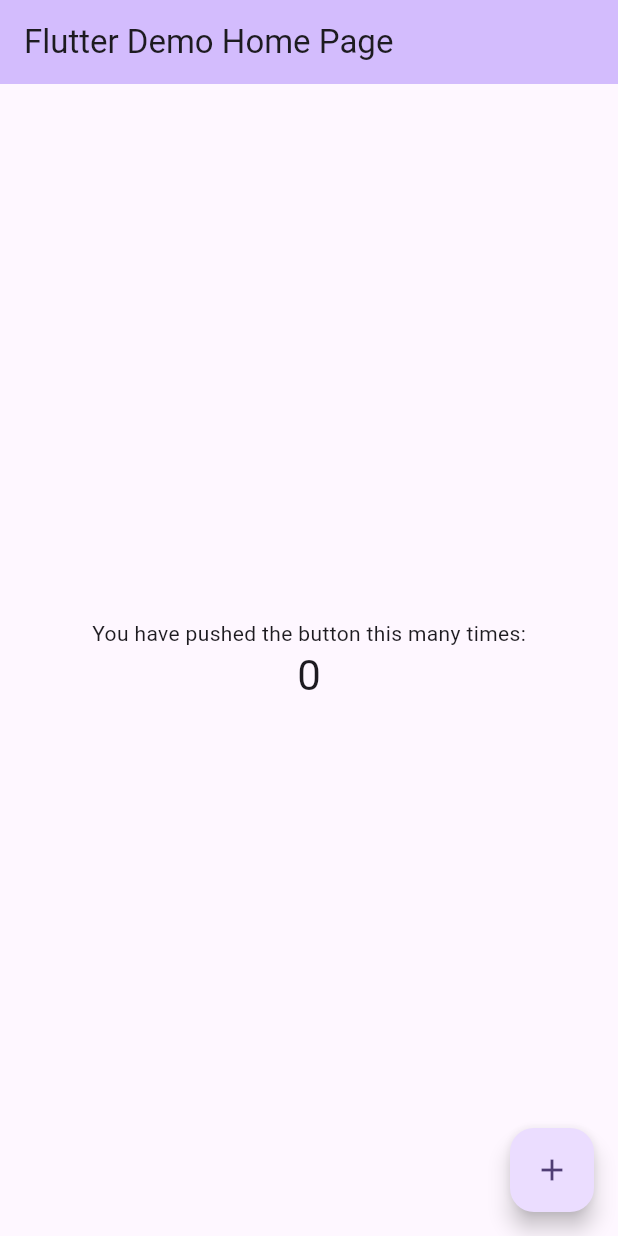
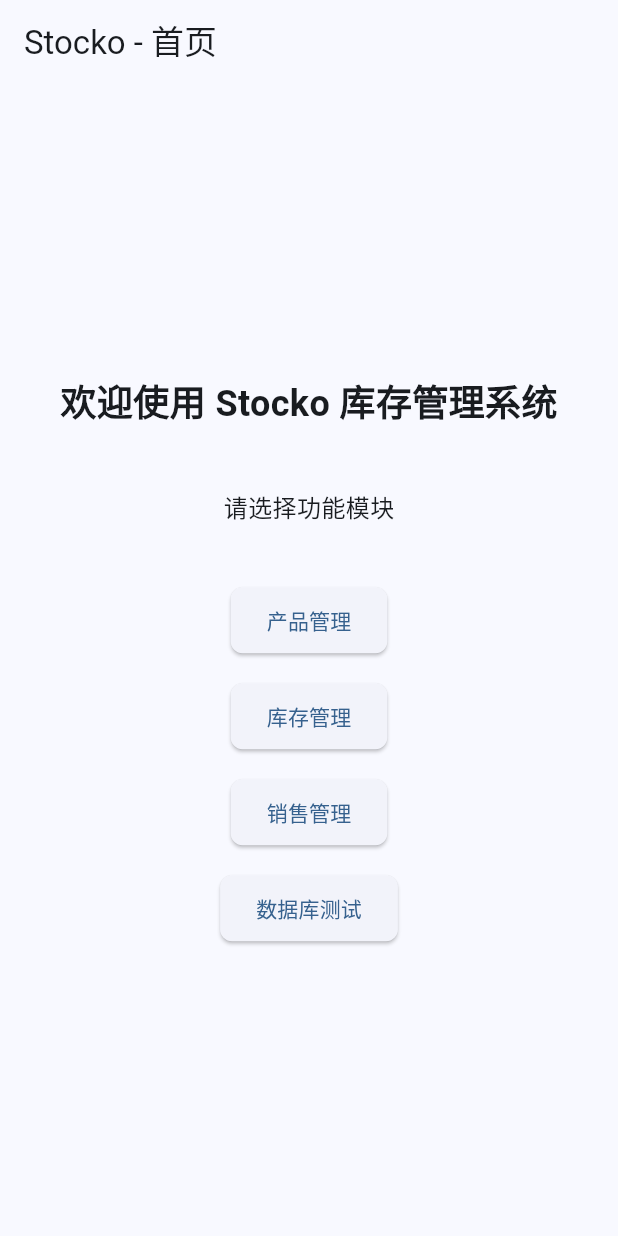
Before and after one commit to tianli34/stocko_app, a Flutter app: the screen it shows after launch, on a phone screen of 412 x 824 dp. Run offline on Flutter 3.47's test engine with Material 3 defaults, Android fonts, the phone set to English and light mode, and no system bars; our stand-ins replace drift, flutter_riverpod, go_router, riverpod_annotation; accounts and stored records are empty; generated files the repository leaves out were written again.

Commit message:
Stage 1: Construction of the Core Foundation Layer (core/)

```diff
--- a/lib/app.dart
+++ b/lib/app.dart
@@ -1,43 +1,22 @@
 import 'package:flutter/material.dart';
 import 'package:flutter_riverpod/flutter_riverpod.dart';
-import 'package:go_router/go_router.dart';
+import 'core/router/router_provider.dart';
+import 'core/theme/theme_provider.dart';
 
-// 临时的路由配置，您可以根据需要修改
-final goRouterProvider = Provider<GoRouter>((ref) {
-  return GoRouter(
-    routes: [
-      GoRoute(
-        path: '/',
-        builder: (context, state) => const Scaffold(
-          body: Center(
-            child: Text('Welcome to Stocko App'),
-          ),
-        ),
-      ),
-    ],
-  );
-});
-
-// 临时的主题 Provider，您可以根据需要修改
-final themeProvider = Provider<ThemeData>((ref) {
-  return ThemeData(
-    colorScheme: ColorScheme.fromSeed(seedColor: Colors.deepPurple),
-    useMaterial3: true,
-  );
-});
-
-class App extends ConsumerWidget {
-  const App({super.key});
+class StockoApp extends ConsumerWidget {
+  const StockoApp({super.key});
 
   @override
   Widget build(BuildContext context, WidgetRef ref) {
-    final router = ref.watch(goRouterProvider);
-    final theme = ref.watch(themeProvider);
+    final router = ref.watch(routerProvider);
 
     return MaterialApp.router(
-      title: 'Stocko App',
-      theme: theme,
+      title: 'Stocko 库存管理系统',
+      theme: AppTheme.lightTheme,
+      darkTheme: AppTheme.darkTheme,
+      themeMode: ThemeMode.system,
       routerConfig: router,
+      debugShowCheckedModeBanner: false,
     );
   }
 }
--- /dev/null
+++ b/lib/core/router/router_provider.dart
@@ -0,0 +1,137 @@
+import 'package:flutter/material.dart';
+import 'package:go_router/go_router.dart';
+import 'package:flutter_riverpod/flutter_riverpod.dart';
+import '../constants/app_routes.dart';
+import '../../features/test/test_page.dart';
+
+// GoRouter Provider
+final routerProvider = Provider<GoRouter>((ref) {
+  return GoRouter(
+    initialLocation: AppRoutes.home,
+    routes: [
+      GoRoute(
+        path: AppRoutes.home,
+        name: 'home',
+        builder: (context, state) => Scaffold(
+          appBar: AppBar(title: const Text('Stocko - 首页')),
+          body: Center(
+            child: Column(
+              mainAxisAlignment: MainAxisAlignment.center,
+              children: [
+                const Text(
+                  '欢迎使用 Stocko 库存管理系统',
+                  style: TextStyle(fontSize: 24, fontWeight: FontWeight.bold),
+                ),
+                const SizedBox(height: 40),
+                const Text('请选择功能模块', style: TextStyle(fontSize: 16)),
+                const SizedBox(height: 40),
+                ElevatedButton(
+                  onPressed: () => context.go(AppRoutes.products),
+                  child: const Text('产品管理'),
+                ),
+                const SizedBox(height: 16),
+                ElevatedButton(
+                  onPressed: () => context.go(AppRoutes.inventory),
+                  child: const Text('库存管理'),
+                ),
+                const SizedBox(height: 16),
+                ElevatedButton(
+                  onPressed: () => context.go(AppRoutes.sales),
+                  child: const Text('销售管理'),
+                ),
+                const SizedBox(height: 16),
+                ElevatedButton(
+                  onPressed: () => context.go(AppRoutes.test),
+                  child: const Text('数据库测试'),
+                ),
+              ],
+            ),
+          ),
+        ),
+      ),
+      GoRoute(
+        path: AppRoutes.products,
+        name: 'products',
+        builder: (context, state) => Scaffold(
+          appBar: AppBar(title: const Text('产品管理')),
+          body: Center(
+            child: Column(
+              mainAxisAlignment: MainAxisAlignment.center,
+              children: [
+                const Placeholder(child: Text('产品管理页面')),
+                const SizedBox(height: 20),
+                ElevatedButton(
+                  onPressed: () => context.go(AppRoutes.home),
+                  child: const Text('返回首页'),
+                ),
+              ],
+            ),
+          ),
+        ),
+      ),
+      GoRoute(
+        path: AppRoutes.inventory,
+        name: 'inventory',
+        builder: (context, state) => Scaffold(
+          appBar: AppBar(title: const Text('库存管理')),
+          body: Center(
+            child: Column(
+              mainAxisAlignment: MainAxisAlignment.center,
+              children: [
+                const Placeholder(child: Text('库存管理页面')),
+                const SizedBox(height: 20),
+                ElevatedButton(
+                  onPressed: () => context.go(AppRoutes.home),
+                  child: const Text('返回首页'),
+                ),
+              ],
+            ),
+          ),
+        ),
+      ),
+      GoRoute(
+        path: AppRoutes.sales,
+        name: 'sales',
+        builder: (context, state) => Scaffold(
+          appBar: AppBar(title: const Text('销售管理')),
+          body: Center(
+            child: Column(
+              mainAxisAlignment: MainAxisAlignment.center,
+              children: [
+                const Placeholder(child: Text('销售管理页面')),
+                const SizedBox(height: 20),
+                ElevatedButton(
+                  onPressed: () => context.go(AppRoutes.home),
+                  child: const Text('返回首页'),
+                ),
+              ],
+            ),
+          ),
+        ),
+      ),
+      GoRoute(
+        path: AppRoutes.test,
+        name: 'test',
+        builder: (context, state) => const TestPage(),
+      ),
+    ],
+    errorBuilder: (context, state) => Scaffold(
+      appBar: AppBar(title: const Text('页面未找到')),
+      body: Center(
+        child: Column(
+          mainAxisAlignment: MainAxisAlignment.center,
+          children: [
+            const Icon(Icons.error_outline, size: 64, color: Colors.red),
+            const SizedBox(height: 16),
+            Text('错误: ${state.error}'),
+            const SizedBox(height: 16),
+            ElevatedButton(
+              onPressed: () => context.go(AppRoutes.home),
+              child: const Text('返回首页'),
+            ),
+          ],
+        ),
+      ),
+    ),
+  );
+});
--- /dev/null
+++ b/lib/core/shared_widgets/shared_widgets.dart
@@ -0,0 +1,2 @@
+export 'loading_widget.dart';
+export 'error_widget.dart';
--- a/lib/main.dart
+++ b/lib/main.dart
@@ -1,127 +1,16 @@
+// lib/main.dart
+
 import 'package:flutter/material.dart';
 import 'package:flutter_riverpod/flutter_riverpod.dart';
+import 'package:stocko_app/app.dart';
 
 void main() {
-  runApp(
-    const ProviderScope(
-      child: MyApp(),
-    ),
-  );
+  // 1. 确保 Flutter 引擎的绑定已经初始化。
+  // 这对于在 runApp() 之前调用原生代码或进行异步操作是必需的。
+  WidgetsFlutterBinding.ensureInitialized();
+
+  // 2. 运行应用，并使用 ProviderScope 将整个应用包裹起来。
+  // ProviderScope 是 Riverpod 的核心，它存储了所有 Provider 的状态。
+  // 任何在 ProviderScope 下的小部件都可以访问这些 Provider。
+  runApp(const ProviderScope(child: StockoApp()));
 }
-
-class MyApp extends StatelessWidget {
-  const MyApp({super.key});
-
-  // This widget is the root of your application.
-  @override
-  Widget build(BuildContext context) {
-    return MaterialApp(
-      title: 'Flutter Demo',
-      theme: ThemeData(
-        // This is the theme of your application.
-        //
-        // TRY THIS: Try running your application with "flutter run". You'll see
-        // the application has a purple toolbar. Then, without quitting the app,
-        // try changing the seedColor in the colorScheme below to Colors.green
-        // and then invoke "hot reload" (save your changes or press the "hot
-        // reload" button in a Flutter-supported IDE, or press "r" if you used
-        // the command line to start the app).
-        //
-        // Notice that the counter didn't reset back to zero; the application
-        // state is not lost during the reload. To reset the state, use hot
-        // restart instead.
-        //
-        // This works for code too, not just values: Most code changes can be
-        // tested with just a hot reload.
-        colorScheme: ColorScheme.fromSeed(seedColor: Colors.deepPurple),
-      ),
-      home: const MyHomePage(title: 'Flutter Demo Home Page'),
-    );
-  }
-}
-
-class MyHomePage extends StatefulWidget {
-  const MyHomePage({super.key, required this.title});
-
-  // This widget is the home page of your application. It is stateful, meaning
-  // that it has a State object (defined below) that contains fields that affect
-  // how it looks.
-
-  // This class is the configuration for the state. It holds the values (in this
-  // case the title) provided by the parent (in this case the App widget) and
-  // used by the build method of the State. Fields in a Widget subclass are
-  // always marked "final".
-
-  final String title;
-
-  @override
-  State<MyHomePage> createState() => _MyHomePageState();
-}
-
-class _MyHomePageState extends State<MyHomePage> {
-  int _counter = 0;
-
-  void _incrementCounter() {
-    setState(() {
-      // This call to setState tells the Flutter framework that something has
-      // changed in this State, which causes it to rerun the build method below
-      // so that the display can reflect the updated values. If we changed
-      // _counter without calling setState(), then the build method would not be
-      // called again, and so nothing would appear to happen.
-      _counter++;
-    });
-  }
-
-  @override
-  Widget build(BuildContext context) {
-    // This method is rerun every time setState is called, for instance as done
-    // by the _incrementCounter method above.
-    //
-    // The Flutter framework has been optimized to make rerunning build methods
-    // fast, so that you can just rebuild anything that needs updating rather
-    // than having to individually change instances of widgets.
-    return Scaffold(
-      appBar: AppBar(
-        // TRY THIS: Try changing the color here to a specific color (to
-        // Colors.amber, perhaps?) and trigger a hot reload to see the AppBar
-        // change color while the other colors stay the same.
-        backgroundColor: Theme.of(context).colorScheme.inversePrimary,
-        // Here we take the value from the MyHomePage object that was created by
-        // the App.build method, and use it to set our appbar title.
-        title: Text(widget.title),
-      ),
-      body: Center(
-        // Center is a layout widget. It takes a single child and positions it
-        // in the middle of the parent.
-        child: Column(
-          // Column is also a layout widget. It takes a list of children and
-          // arranges them vertically. By default, it sizes itself to fit its
-          // children horizontally, and tries to be as tall as its parent.
-          //
-          // Column has various properties to control how it sizes itself and
-          // how it positions its children. Here we use mainAxisAlignment to
-          // center the children vertically; the main axis here is the vertical
-          // axis because Columns are vertical (the cross axis would be
-          // horizontal).
-          //
-          // TRY THIS: Invoke "debug painting" (choose the "Toggle Debug Paint"
-          // action in the IDE, or press "p" in the console), to see the
-          // wireframe for each widget.
-          mainAxisAlignment: MainAxisAlignment.center,
-          children: <Widget>[
-            const Text('You have pushed the button this many times:'),
-            Text(
-              '$_counter',
-              style: Theme.of(context).textTheme.headlineMedium,
-            ),
-          ],
-        ),
-      ),
-      floatingActionButton: FloatingActionButton(
-        onPressed: _incrementCounter,
-        tooltip: 'Increment',
-        child: const Icon(Icons.add),
-      ), // This trailing comma makes auto-formatting nicer for build methods.
-    );
-  }
-}
```
Also changed, not shown: lib/core/constants/app_routes.dart (added, +8 -0 lines), lib/core/database/database.dart (+4 -3 lines), lib/core/router/router.dart (deleted, +0 -34 lines), lib/core/shared_widgets/error_widget.dart (added, +131 -0 lines), lib/core/shared_widgets/loading_widget.dart (added, +72 -0 lines), lib/core/theme/theme_provider.dart (renamed from lib/core/theme/app_theme.dart, +4 -12 lines), pubspec.yaml (+4 -3 lines), pubspec.lock, 9 other files.
